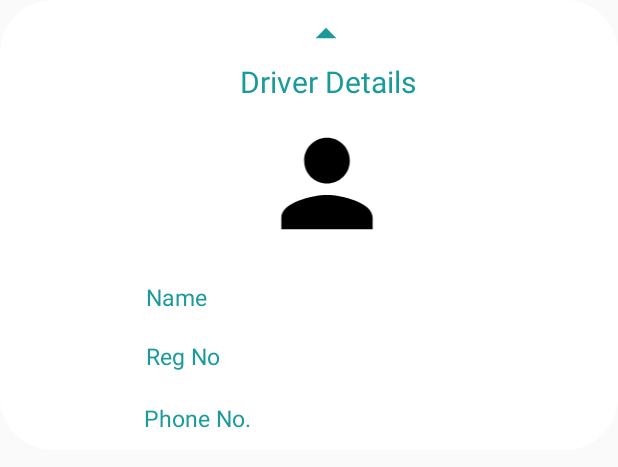
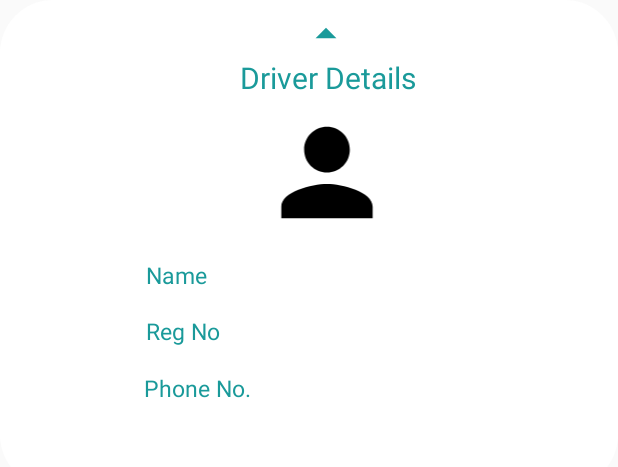
Before and after one commit to Githongo/MoveEasy, an Android app: the layout driverbottomsheet.xml on its own in the app's theme, with its tools: preview values and no code run, on a phone screen of 412 x 824 dp. Shown: the top 467 px of the screen. Run offline under Robolectric (Android 15) with nearby library versions, the phone set to English and light mode, and no system bars.

Commit message:
Driver found bottom sheet fix

```diff
--- a/app/src/main/res/layout/driverbottomsheet.xml
+++ b/app/src/main/res/layout/driverbottomsheet.xml
@@ -4,7 +4,7 @@
     xmlns:tools="http://schemas.android.com/tools"
     android:orientation="vertical"
     android:layout_width="match_parent"
-    android:layout_height="300dp"
+    android:layout_height="325dp"
     app:behavior_hideable="true"
     app:behavior_peekHeight="40dp"
     app:layout_behavior="@string/bottom_sheet_behavior"
@@ -13,10 +13,9 @@
     android:paddingTop="0dp">
 
 
-
     <androidx.constraintlayout.widget.ConstraintLayout
-            android:layout_height="350dp"
-            android:layout_width="match_parent">
+        android:layout_width="match_parent"
+        android:layout_height="325dp">
 
         <ImageView
             android:id="@+id/upbutton"
@@ -103,39 +102,39 @@
 
         <TextView
             android:id="@+id/namevalue"
-                android:layout_width="wrap_content"
+            android:layout_width="170dp"
             android:layout_height="wrap_content"
             android:textSize="20dp"
             app:layout_constraintBottom_toBottomOf="parent"
             app:layout_constraintEnd_toEndOf="parent"
-                app:layout_constraintHorizontal_bias="0.497"
+            app:layout_constraintHorizontal_bias="0.755"
             app:layout_constraintStart_toStartOf="parent"
             app:layout_constraintTop_toTopOf="parent"
-                app:layout_constraintVertical_bias="0.567" />
+            app:layout_constraintVertical_bias="0.557" />
 
         <TextView
             android:id="@+id/regnovalue"
-                android:layout_width="wrap_content"
+            android:layout_width="170dp"
             android:layout_height="wrap_content"
             android:textSize="20dp"
             app:layout_constraintBottom_toBottomOf="parent"
             app:layout_constraintEnd_toEndOf="parent"
-                app:layout_constraintHorizontal_bias="0.497"
+            app:layout_constraintHorizontal_bias="0.755"
             app:layout_constraintStart_toStartOf="parent"
             app:layout_constraintTop_toTopOf="parent"
-                app:layout_constraintVertical_bias="0.705" />
+            app:layout_constraintVertical_bias="0.681" />
 
         <TextView
             android:id="@+id/phonenovalue"
-                android:layout_width="wrap_content"
+            android:layout_width="170dp"
             android:layout_height="wrap_content"
             android:textSize="20dp"
             app:layout_constraintBottom_toBottomOf="parent"
             app:layout_constraintEnd_toEndOf="parent"
-                app:layout_constraintHorizontal_bias="0.498"
+            app:layout_constraintHorizontal_bias="0.755"
             app:layout_constraintStart_toStartOf="parent"
             app:layout_constraintTop_toTopOf="parent"
-                app:layout_constraintVertical_bias="0.832" />
+            app:layout_constraintVertical_bias="0.808" />
 
 
     </androidx.constraintlayout.widget.ConstraintLayout>
```
Also changed, not shown: app/src/main/java/com/blume/moveeasy/MapsActivity.java (+37 -21 lines). Lines whose indentation alone changed are shown as unchanged.
